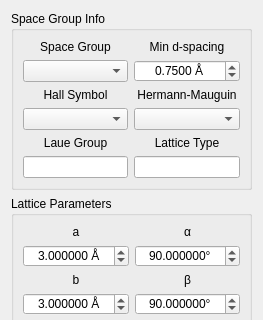
Above: hexrd/ui/resources/ui/material_editor_widget.ui from HEXRD/hexrdgui before the change; both pictures show x 0 to 263 and y 0 to 320 of the 263 by 508 pixel window. Below: the same form after it.
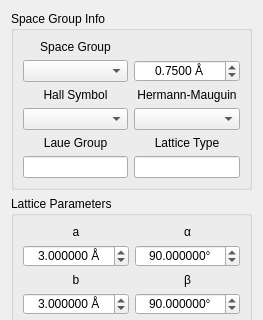
That is the form after the change. Custom widgets are drawn as their Qt base class.

Commit message:
Move min-d-spacing to materials panel tab widget
This also adds "(displayed)" to the other dmin to help distinguish
it, since that one is only intended for display purposes, whereas
this one is intended for how many hkls to generate.

What changed in the file:
```diff
--- a/hexrd/ui/resources/ui/material_editor_widget.ui
+++ b/hexrd/ui/resources/ui/material_editor_widget.ui
@@ -166,22 +166,6 @@
           </property>
          </widget>
         </item>
-        <item row="0" column="1">
-         <widget class="QLabel" name="label_3">
-          <property name="font">
-           <font>
-            <weight>50</weight>
-            <bold>false</bold>
-           </font>
-          </property>
-          <property name="text">
-           <string>Min d-spacing</string>
-          </property>
-          <property name="alignment">
-           <set>Qt::AlignCenter</set>
-          </property>
-         </widget>
-        </item>
         <item row="4" column="0">
          <widget class="QComboBox" name="hall_symbol">
           <property name="enabled">
```
The commit also changes 3 other files.
